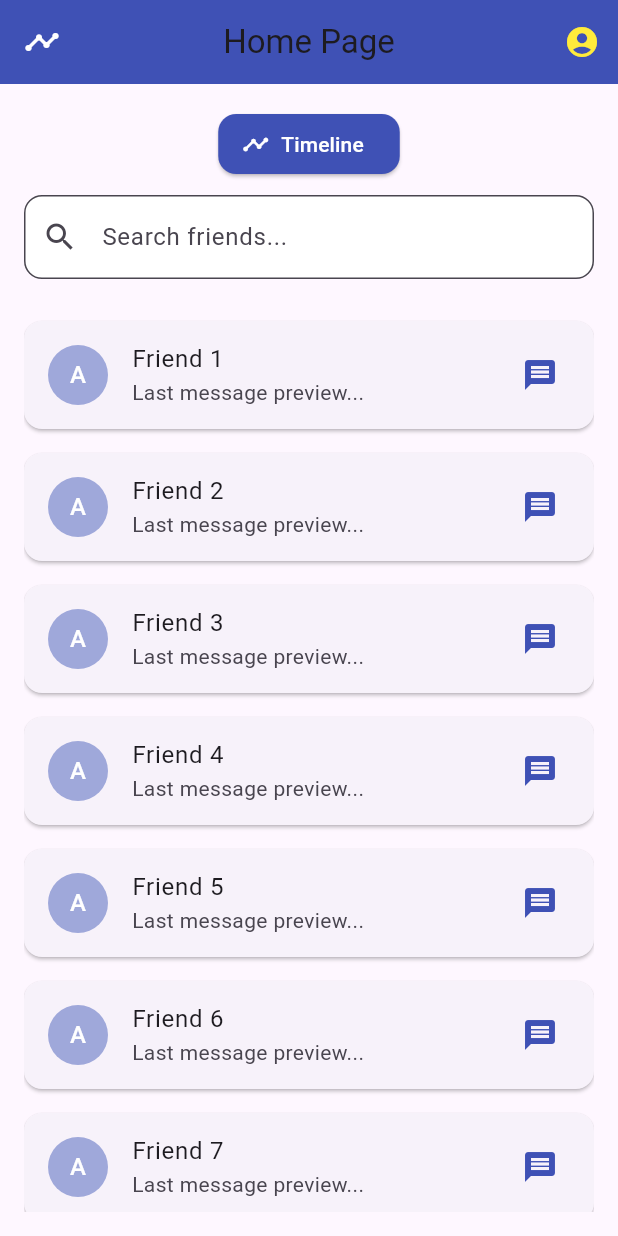
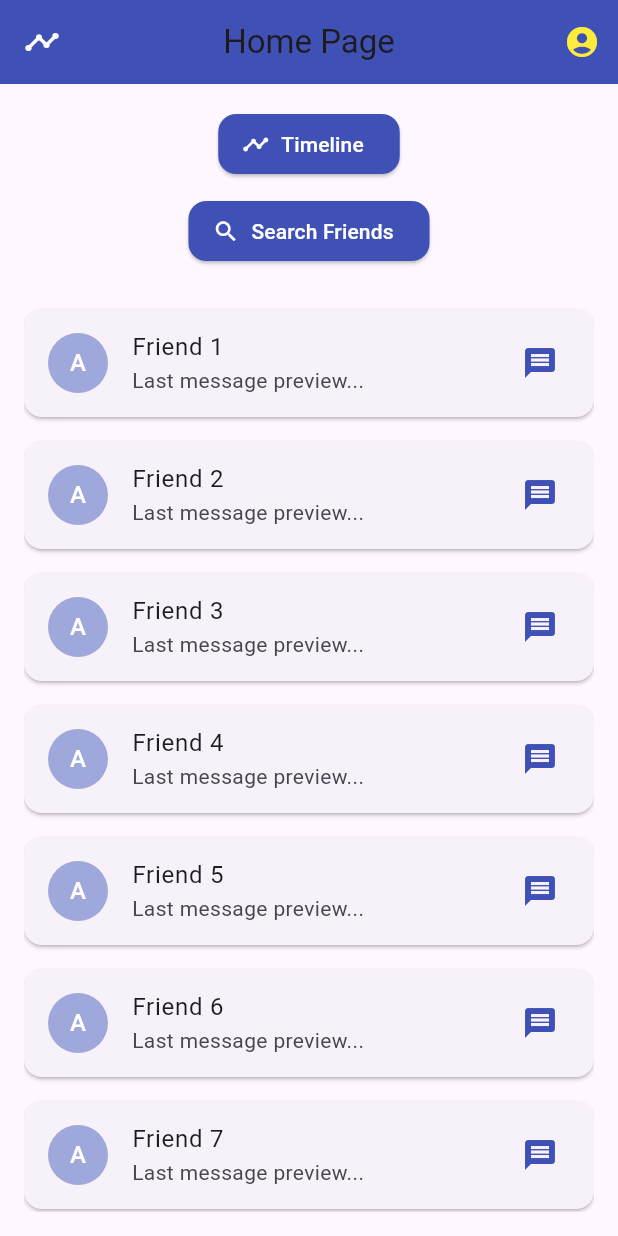
Before and after one commit to dyumnaa/tink_her_hack, a Flutter app: the screen it shows after launch, on a phone screen of 412 x 824 dp. Run offline on Flutter 3.47's test engine with Material 3 defaults, Android fonts, the phone set to English and light mode, and no system bars; our stand-ins replace firebase_core; accounts and stored records are empty.

Commit message:
search added

```diff
--- a/lib/main.dart
+++ b/lib/main.dart
@@ -9,13 +9,13 @@ class MyApp extends StatelessWidget {
   @override
   Widget build(BuildContext context) {
     return MaterialApp(
-      debugShowCheckedModeBanner: false, // Hides the debug banner
+      debugShowCheckedModeBanner: false, // Hide the debug banner
       title: 'Basic App',
       theme: ThemeData(
         primarySwatch: Colors.indigo,
-        fontFamily: 'Roboto', // Sets a default font
+        fontFamily: 'Roboto', // Set a global font
         appBarTheme: AppBarTheme(
-          backgroundColor: Colors.indigo, // Sets a consistent AppBar color
+          backgroundColor: Colors.indigo, // Consistent AppBar color
           centerTitle: true,
         ),
         elevatedButtonTheme: ElevatedButtonThemeData(
--- a/lib/screens/homepage.dart
+++ b/lib/screens/homepage.dart
@@ -1,5 +1,6 @@
 import 'package:flutter/material.dart';
 import 'timeline.dart';
+import 'search.dart'; // Import the SearchPage
 
 class HomePage extends StatelessWidget {
   @override
@@ -10,7 +11,7 @@ class HomePage extends StatelessWidget {
         centerTitle: true, // Center the AppBar title
         actions: [
           IconButton(
-            icon: Icon(Icons.account_circle, color: Colors.yellow), // Changed color to yellow
+            icon: Icon(Icons.account_circle, color: Colors.yellow), // Profile icon
             onPressed: () {
               // Navigate to profile
             },
@@ -42,16 +43,15 @@ class HomePage extends StatelessWidget {
               label: Text('Timeline'),
             ),
             SizedBox(height: 10),
-            TextField(
-              decoration: InputDecoration(
-                hintText: 'Search friends...',
-                prefixIcon: Icon(Icons.search),
-                border: OutlineInputBorder(
-                  borderRadius: BorderRadius.circular(12),
-                ),
-                filled: true,
-                fillColor: Colors.white,
-              ),
+            ElevatedButton.icon(
+              onPressed: () {
+                Navigator.push(
+                  context,
+                  MaterialPageRoute(builder: (context) => SearchPage()),
+                );
+              },
+              icon: Icon(Icons.search),
+              label: Text('Search Friends'),
             ),
             SizedBox(height: 20),
             Expanded(
```
Also changed, not shown: lib/screens/search.dart (added, +111 -0 lines).
